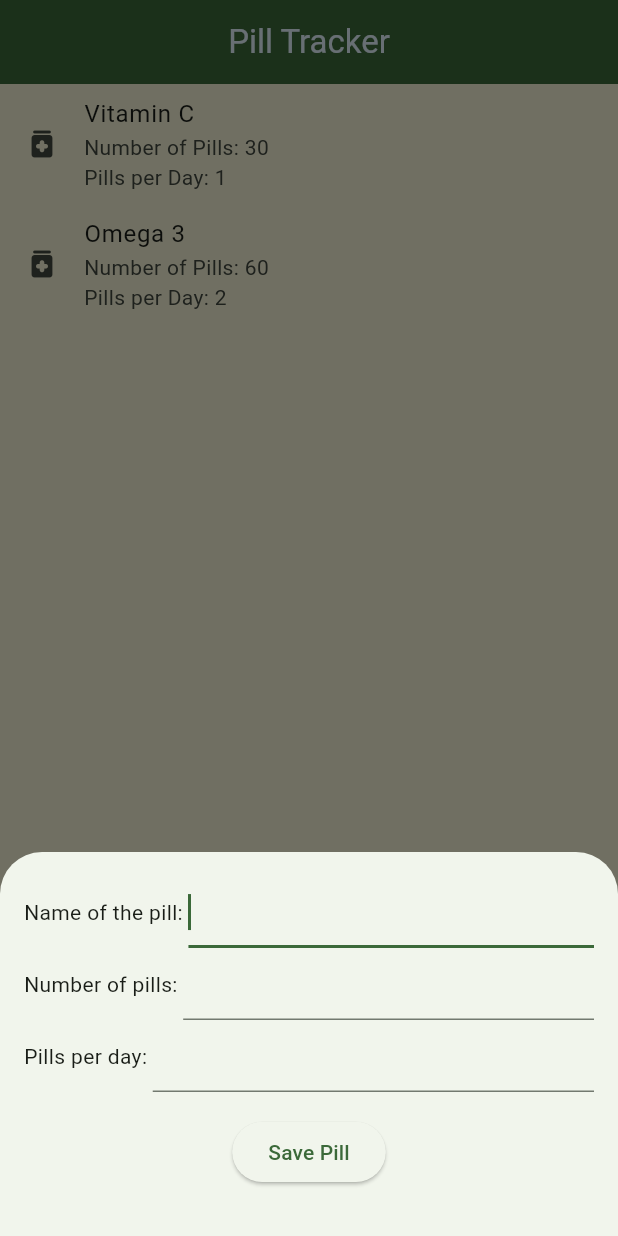
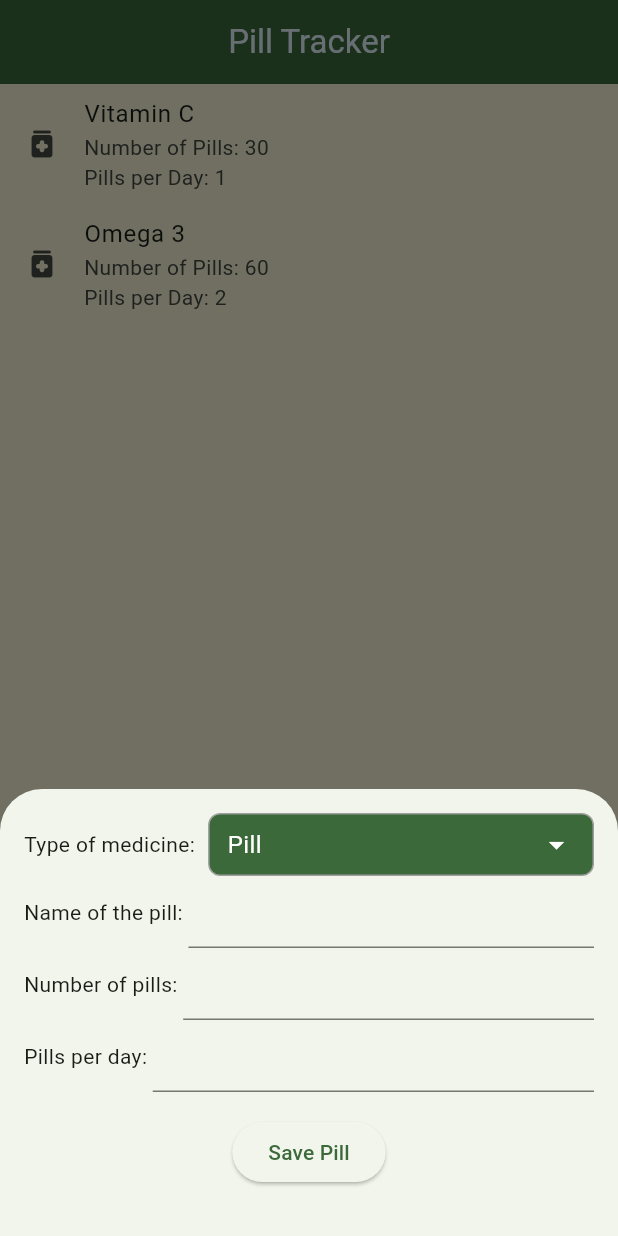
Before and after one commit to linnathoncode/PillTracker, a Flutter app: the screen it shows after launch, after a tap on the "add" icon, on a phone screen of 412 x 824 dp. Run offline on Flutter 3.47's test engine with Material 3 defaults, Android fonts, the phone set to English and light mode, and no system bars.

Commit message:
added drop down menu for type of medicine and different parameters for pill

```diff
--- a/lib/components/bottom_sheet.dart
+++ b/lib/components/bottom_sheet.dart
@@ -1,7 +1,7 @@
 import 'package:flutter/material.dart';
 
 class BottomSheet extends StatefulWidget {
-  final dynamic addPills; // dont care about return type?
+  final dynamic addPills; // don't care about return type?
   const BottomSheet({super.key, required this.addPills});
 
   @override
@@ -13,20 +13,78 @@ class _BottomSheetState extends State<BottomSheet> {
   late final TextEditingController numberOfPillsController;
   late final TextEditingController pillsPerDayController;
 
+  final List<String> dropDownItems = ["Pill", "Syrup", "Other"];
+  String? _dropdownValue;
+  final GlobalKey _dropdownKey = GlobalKey();
+
   @override
   void initState() {
     super.initState();
     nameController = TextEditingController();
     numberOfPillsController = TextEditingController();
     pillsPerDayController = TextEditingController();
+    _dropdownValue = dropDownItems.first; // Default selection
   }
 
   @override
   void dispose() {
-    super.dispose();
     nameController.dispose();
     numberOfPillsController.dispose();
     pillsPerDayController.dispose();
+    super.dispose();
+  }
+
+  // GPT CODE !!!
+  Future<void> _showDropdownMenu(BuildContext context) async {
+    // Dismiss the keyboard first
+    FocusScope.of(context).unfocus();
+    await Future.delayed(
+        const Duration(milliseconds: 300)); // Wait for bottom sheet adjustment
+
+    // cok da guvenli durmuyor
+    if (!context.mounted || !mounted) return;
+
+    // Get the dropdown button's position
+    final renderBox =
+        _dropdownKey.currentContext?.findRenderObject() as RenderBox?;
+    final overlay =
+        Overlay.of(context).context.findRenderObject() as RenderBox?;
+
+    if (renderBox != null && overlay != null) {
+      final position = RelativeRect.fromRect(
+        Rect.fromPoints(
+          renderBox.localToGlobal(Offset.zero, ancestor: overlay),
+          renderBox.localToGlobal(renderBox.size.bottomLeft(Offset.zero),
+              ancestor: overlay),
+        ),
+        Offset.zero & overlay.size,
+      );
+
+      // Show the dropdown menu
+      final selectedValue = await showMenu<String>(
+        context: context,
+        position: position,
+        color: Theme.of(context).primaryColor,
+        items: dropDownItems.map((item) {
+          return PopupMenuItem<String>(
+            value: item,
+            child: Text(
+              item,
+              style: TextStyle(
+                color: Colors.white,
+                fontSize: Theme.of(context).textTheme.bodyLarge?.fontSize,
+              ),
+            ),
+          );
+        }).toList(),
+      );
+
+      if (selectedValue != null) {
+        setState(() {
+          _dropdownValue = selectedValue;
+        });
+      }
+    }
   }
 
   @override
@@ -40,13 +98,56 @@ class _BottomSheetState extends State<BottomSheet> {
         child: Column(
           mainAxisSize: MainAxisSize.min,
           children: [
+            // DROP DOWN BUTTON
+            Row(
+              mainAxisAlignment: MainAxisAlignment.spaceBetween,
+              children: [
+                const Text("Type of medicine: "),
+                const SizedBox(width: 5),
+                Expanded(
+                  child: GestureDetector(
+                    key: _dropdownKey,
+                    onTap: () => _showDropdownMenu(context),
+                    child: Container(
+                      padding: const EdgeInsets.symmetric(
+                          horizontal: 12, vertical: 8),
+                      decoration: BoxDecoration(
+                        color: Theme.of(context).primaryColor,
+                        border: Border.all(color: Colors.grey),
+                        borderRadius: BorderRadius.circular(8),
+                      ),
+                      child: Row(
+                        mainAxisAlignment: MainAxisAlignment.spaceBetween,
+                        children: [
+                          Text(
+                            _dropdownValue ?? "Select",
+                            style: TextStyle(
+                              fontSize: Theme.of(context)
+                                  .textTheme
+                                  .bodyLarge
+                                  ?.fontSize,
+                              color: Colors.white,
+                            ),
+                          ),
+                          const Icon(
+                            Icons.arrow_drop_down,
+                            color: Colors.white,
+                          ),
+                        ],
+                      ),
+                    ),
+                  ),
+                ),
+              ],
+            ),
+            // TEXT FIELDS
             Row(
               children: [
                 const Text("Name of the pill: "),
                 Expanded(
                   child: TextField(
                     controller: nameController,
-                    autofocus: true,
+                    autofocus: false,
                     keyboardType: TextInputType.text,
                   ),
                 ),
@@ -79,16 +180,15 @@ class _BottomSheetState extends State<BottomSheet> {
             const SizedBox(height: 16),
             ElevatedButton(
               onPressed: () {
-                  // required String name,
-                  // required int numberOfPills,
-                  // required int pillsPerDay,
                 widget.addPills(
                   name: nameController.text.toString(),
                   numberOfPills: int.parse(numberOfPillsController.text),
-                      pillsPerDay: int.parse(pillsPerDayController.text));
+                  pillsPerDay: int.parse(pillsPerDayController.text),
+                );
                 Navigator.of(context).pop();
               },
-                child: const Text("Save Pill")),
+              child: const Text("Save Pill"),
+            ),
             const SizedBox(height: 16),
           ],
         ),
--- a/lib/main.dart
+++ b/lib/main.dart
@@ -41,6 +41,8 @@ class _MyHomePageState extends State<MyHomePage> {
       pillsPerDay: 1,
       startingDay: DateTime.now(),
       endingDay: DateTime.now().add(const Duration(days: 30)),
+      type: '',
+      period: [],
     ),
     Pill(
       name: 'Omega 3',
@@ -48,6 +50,8 @@ class _MyHomePageState extends State<MyHomePage> {
       pillsPerDay: 2,
       startingDay: DateTime.now(),
       endingDay: DateTime.now().add(const Duration(days: 30)),
+      type: '',
+      period: [],
     ),
   ];
 
@@ -64,6 +68,8 @@ class _MyHomePageState extends State<MyHomePage> {
         pillsPerDay: pillsPerDay,
         startingDay: DateTime.now(),
         endingDay: DateTime.now().add(const Duration(days: 30)),
+        type: '',
+        period: [],
       );
       setState(() {
         pills.add(pill);
--- a/lib/objects/pills.dart
+++ b/lib/objects/pills.dart
@@ -2,14 +2,19 @@ class Pill {
   String name;
   int numberOfPills;
   int pillsPerDay;
+  String type;
+  String? note;
+  List<String> period;
   DateTime startingDay;
   DateTime endingDay;
 
-  Pill({
-    required this.name,
-    required this.numberOfPills,
-    required this.pillsPerDay,
-    required this.startingDay,
-    required this.endingDay,
-  });
+  Pill(
+      {required this.name,
+      required this.numberOfPills,
+      required this.pillsPerDay,
+      required this.startingDay,
+      required this.endingDay,
+      required this.type,
+      required this.period,
+      this.note});
 }
```
Lines whose indentation alone changed are shown as unchanged.
